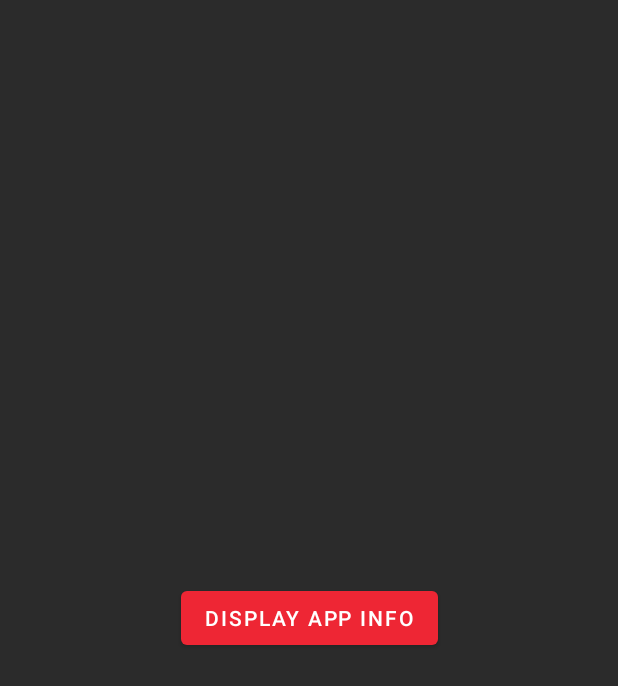
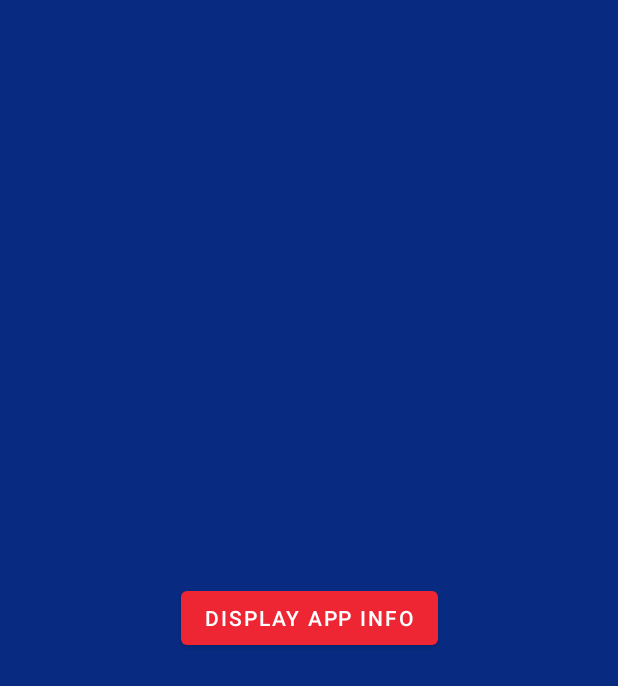
Before and after one commit to azurmop/Mapp, an Android app: the screen it shows after launch (MainActivity), on a phone screen of 412 x 824 dp. Shown: the top 686 px of the screen. Run offline under Robolectric (Android 15) with nearby library versions, the phone set to English and light mode, and no system bars.

Commit message:
Change color

```diff
--- a/app/src/main/res/layout/activity_main.xml
+++ b/app/src/main/res/layout/activity_main.xml
@@ -4,7 +4,7 @@
     xmlns:tools="http://schemas.android.com/tools"
     android:layout_width="match_parent"
     android:layout_height="match_parent"
-    android:background="#2B2B2B"
+    android:background="#082B81"
     tools:context=".MainActivity">
 
     <com.google.android.material.button.MaterialButton
```
